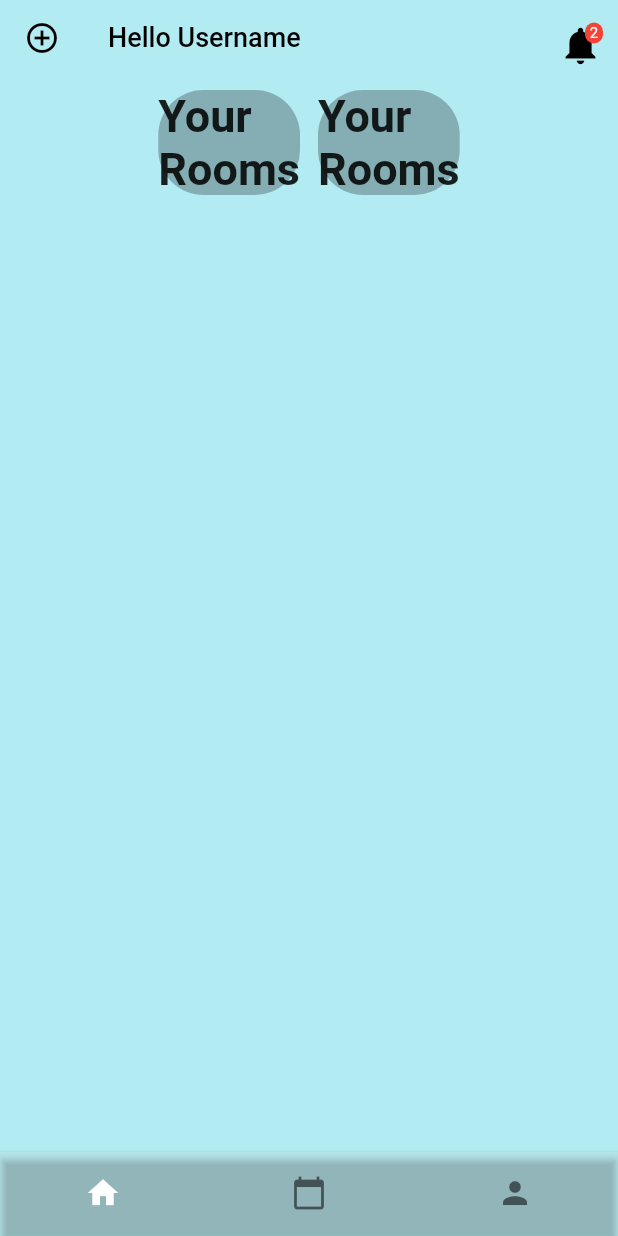
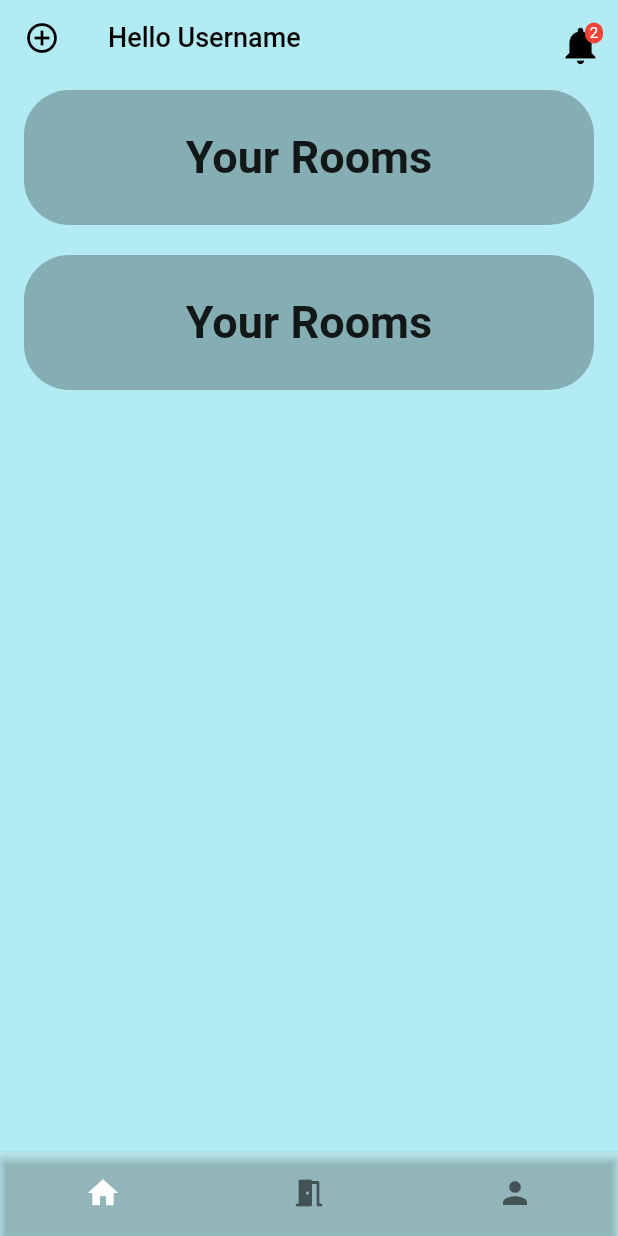
Before and after one commit to kevinjacb/DocAPP, a Flutter app: the Layout screen opened directly, on a phone screen of 412 x 824 dp. Run offline on Flutter 3.47's test engine with Material 2 defaults, Android fonts, the light colour scheme and no system bars; our stand-ins replace google_fonts; missing offline and left inert: dart:ffi.

Commit message:
Changed calendar icon

```diff
--- a/lib/screens/home.dart
+++ b/lib/screens/home.dart
@@ -24,9 +24,21 @@ class _HomeState extends State<Home> {
         padding: EdgeInsets.all(10),
         child: Column(
           children: [
-            Row(
-              mainAxisAlignment: MainAxisAlignment.center,
-              children: [CustomCard(), CustomCard()],
+            Column(
+              crossAxisAlignment: CrossAxisAlignment.stretch,
+              children: [
+                CustomCard(
+                  height: Variables().HEIGHT * 0.15,
+                  width: Variables().WIDTH * 0.5,
+                ),
+                SizedBox(
+                  height: 20,
+                ),
+                CustomCard(
+                  height: Variables().HEIGHT * 0.15,
+                  width: Variables().WIDTH * 0.5,
+                )
+              ],
             ),
           ],
         ),
@@ -51,7 +63,7 @@ class CustomCard extends StatelessWidget {
         decoration: BoxDecoration(
             color: Colors.black26, borderRadius: BorderRadius.circular(30)),
         child: Center(
-          child: Text("Your\nRooms",
+          child: Text("Your Rooms",
               style: GoogleFonts.imFellEnglish(
                   fontSize: 30, fontWeight: FontWeight.bold)),
         ),
--- a/lib/screens/layout.dart
+++ b/lib/screens/layout.dart
@@ -66,7 +66,7 @@ class _LayoutState extends State<Layout> {
               backgroundColor: Colors.green,
               label: "Home"),
           BottomNavigationBarItem(
-            icon: Icon(Icons.calendar_today),
+            icon: Icon(Icons.meeting_room_rounded),
             label: "Message",
             backgroundColor: Colors.green,
           ),
```
